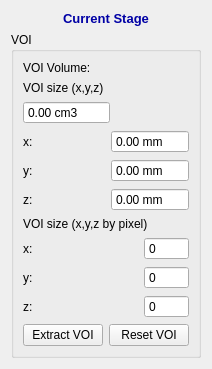
The window that codes/Controller/InteractorStyles/QInteractorStyleVOI.ui (wuzhuobin/Vessel_Project) describes before a commit, drawn with Qt 5.
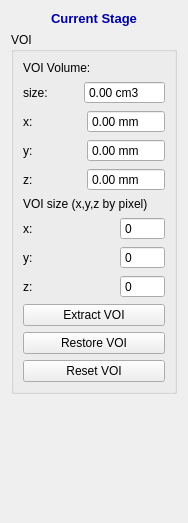
The same window after the commit.

```diff
--- a/codes/Controller/InteractorStyles/QInteractorStyleVOI.ui
+++ b/codes/Controller/InteractorStyles/QInteractorStyleVOI.ui
@@ -6,8 +6,8 @@
    <rect>
     <x>0</x>
     <y>0</y>
-    <width>196</width>
-    <height>354</height>
+    <width>188</width>
+    <height>523</height>
    </rect>
   </property>
   <property name="windowTitle">
@@ -44,15 +44,28 @@
         </property>
        </widget>
       </item>
-      <item>
-       <widget class="QLabel" name="label_19">
-        <property name="text">
-         <string>VOI size (x,y,z)</string>
-        </property>
-       </widget>
-      </item>
       <item>
        <layout class="QHBoxLayout" name="horizontalLayout_3">
+        <item>
+         <widget class="QLabel" name="label_19">
+          <property name="text">
+           <string>size:</string>
+          </property>
+         </widget>
+        </item>
+        <item>
+         <spacer name="horizontalSpacer">
+          <property name="orientation">
+           <enum>Qt::Horizontal</enum>
+          </property>
+          <property name="sizeHint" stdset="0">
+           <size>
+            <width>40</width>
+            <height>20</height>
+           </size>
+          </property>
+         </spacer>
+        </item>
         <item>
          <widget class="QDoubleSpinBox" name="volumeDoubleSpinBox">
           <property name="enabled">
@@ -68,23 +81,10 @@
            <string> cm3</string>
           </property>
           <property name="maximum">
-           <double>65535.000000000000000</double>
+           <double>9999.000000000000000</double>
           </property>
          </widget>
         </item>
-        <item>
-         <spacer name="horizontalSpacer">
-          <property name="orientation">
-           <enum>Qt::Horizontal</enum>
-          </property>
-          <property name="sizeHint" stdset="0">
-           <size>
-            <width>40</width>
-            <height>20</height>
-           </size>
-          </property>
-         </spacer>
-        </item>
        </layout>
       </item>
       <item>
@@ -321,7 +321,7 @@
        </layout>
       </item>
       <item>
-       <layout class="QHBoxLayout" name="horizontalLayout">
+       <layout class="QVBoxLayout" name="verticalLayout_4">
         <item>
          <widget class="QPushButton" name="pushButtonExtractVOI">
           <property name="text">
@@ -329,6 +329,13 @@
           </property>
          </widget>
         </item>
+        <item>
+         <widget class="QPushButton" name="pushButtonRestoreVOI">
+          <property name="text">
+           <string>Restore VOI</string>
+          </property>
+         </widget>
+        </item>
         <item>
          <widget class="QPushButton" name="pushButtonResetVOI">
           <property name="text">
```
Left out of the diff: 1 changed line with no effect on the pictures.
